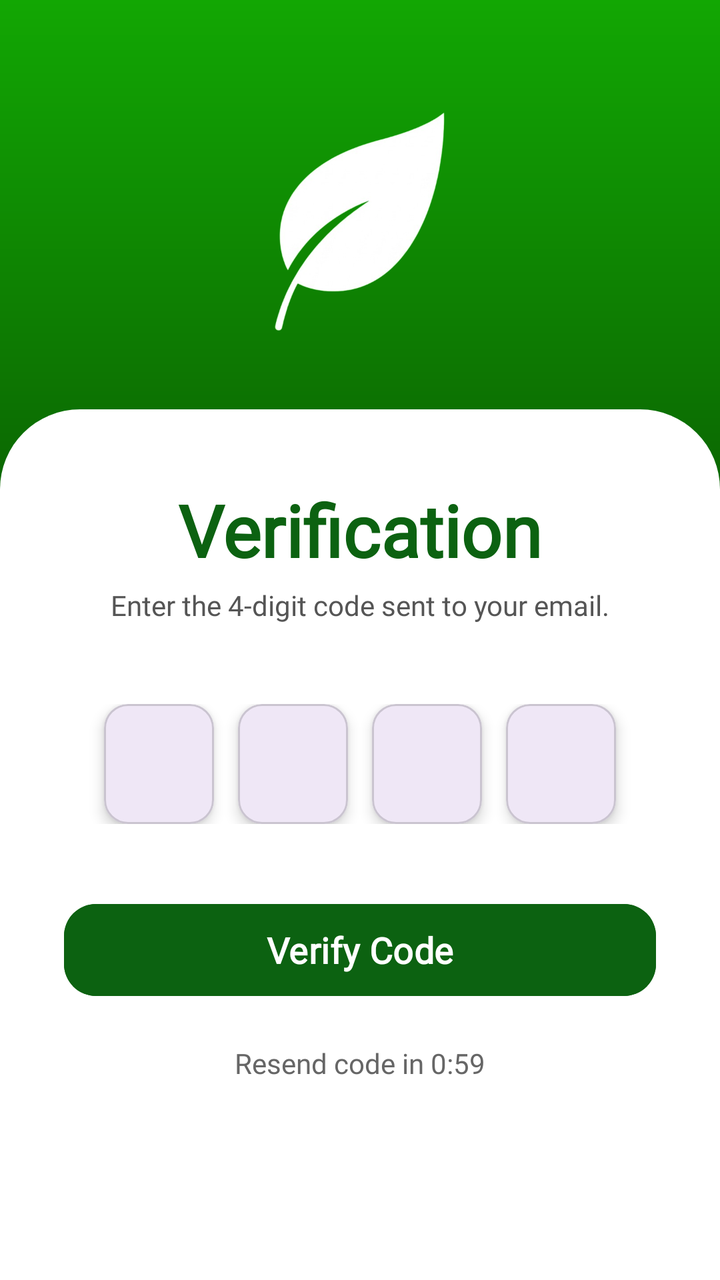
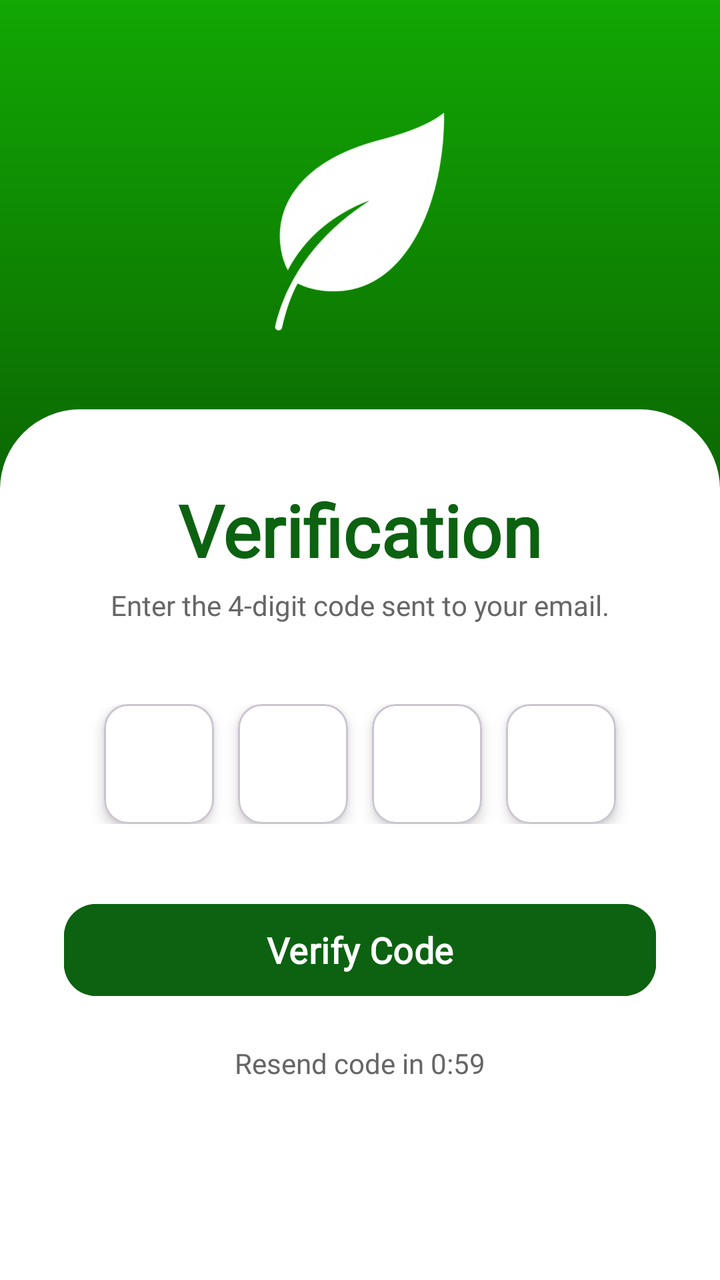

Screens rendered from an Android XML layout before and after an edit, with the pre-edit source and the edit as a unified diff.
<!-- AndroidManifest.xml: application theme Theme.SmartGrow -->
<!-- res/layout/activity_verify_otp.xml -->
<?xml version="1.0" encoding="utf-8"?>
<androidx.constraintlayout.widget.ConstraintLayout
    xmlns:android="http://schemas.android.com/apk/res/android"
    xmlns:app="http://schemas.android.com/apk/res-auto"
    android:layout_width="match_parent"
    android:layout_height="match_parent"
    android:background="@drawable/gradient_splash_bg">

    <FrameLayout
        android:id="@+id/layout_top_logo"
        android:layout_width="match_parent"
        android:layout_height="0dp"
        app:layout_constraintHeight_percent="0.35"
        app:layout_constraintTop_toTopOf="parent"
        app:layout_constraintStart_toStartOf="parent"
        app:layout_constraintEnd_toEndOf="parent">

        <ImageView
            android:id="@+id/img_otp_logo"
            android:layout_width="120dp"
            android:layout_height="120dp"
            android:layout_gravity="center"
            android:src="@drawable/smartgrow_logo" />
    </FrameLayout>

    <androidx.core.widget.NestedScrollView
        android:layout_width="match_parent"
        android:layout_height="0dp"
        android:background="@drawable/white_card_top_rounded"
        android:fillViewport="true"
        app:layout_constraintHeight_percent="0.68"
        app:layout_constraintBottom_toBottomOf="parent"
        app:layout_constraintStart_toStartOf="parent"
        app:layout_constraintEnd_toEndOf="parent">

        <androidx.constraintlayout.widget.ConstraintLayout
            android:layout_width="match_parent"
            android:layout_height="wrap_content"
            android:paddingHorizontal="32dp"
            android:paddingTop="36dp"
            android:paddingBottom="24dp">

            <TextView
                android:id="@+id/tv_otp_title"
                android:layout_width="wrap_content"
                android:layout_height="wrap_content"
                android:text="Verification"
                android:textSize="36sp"
                android:fontFamily="@font/poppins"
                android:textStyle="bold"
                android:textColor="#0C6211"
                app:layout_constraintTop_toTopOf="parent"
                app:layout_constraintStart_toStartOf="parent"
                app:layout_constraintEnd_toEndOf="parent" />

            <TextView
                android:id="@+id/tv_otp_subtitle"
                android:layout_width="match_parent"
                android:layout_height="wrap_content"
                android:text="Enter the 4-digit code sent to your email."
                android:textSize="14sp"
                android:fontFamily="@font/poppins"
                android:textColor="#555555"
                android:gravity="center"
                android:layout_marginTop="4dp"
                app:layout_constraintTop_toBottomOf="@id/tv_otp_title" />

            <LinearLayout
                android:id="@+id/layout_otp_boxes"
                android:layout_width="match_parent"
                android:layout_height="60dp"
                android:orientation="horizontal"
                android:gravity="center"
                android:layout_marginTop="40dp"
                app:layout_constraintTop_toBottomOf="@id/tv_otp_subtitle">

                <com.google.android.material.card.MaterialCardView
                    android:layout_width="55dp"
                    android:layout_height="match_parent"
                    android:layout_marginHorizontal="6dp"
                    app:cardElevation="4dp"
                    app:cardCornerRadius="12dp">
                    <EditText
                        android:id="@+id/et_otp_1"
                        android:layout_width="match_parent"
                        android:layout_height="match_parent"
                        android:background="@null"
                        android:gravity="center"
                        android:inputType="number"
                        android:maxLength="1"
                        android:textSize="20sp"
                        android:textStyle="bold"
                        android:textColor="#333333"/>
                </com.google.android.material.card.MaterialCardView>

                <com.google.android.material.card.MaterialCardView
                    android:layout_width="55dp"
                    android:layout_height="match_parent"
                    android:layout_marginHorizontal="6dp"
                    app:cardElevation="4dp"
                    app:cardCornerRadius="12dp">
                    <EditText
                        android:id="@+id/et_otp_2"
                        android:layout_width="match_parent"
                        android:layout_height="match_parent"
                        android:background="@null"
                        android:gravity="center"
                        android:inputType="number"
                        android:maxLength="1"
                        android:textSize="20sp"
                        android:textStyle="bold"
                        android:textColor="#333333"/>
                </com.google.android.material.card.MaterialCardView>

                <com.google.android.material.card.MaterialCardView
                    android:layout_width="55dp"
                    android:layout_height="match_parent"
                    android:layout_marginHorizontal="6dp"
                    app:cardElevation="4dp"
                    app:cardCornerRadius="12dp">
                    <EditText
                        android:id="@+id/et_otp_3"
                        android:layout_width="match_parent"
                        android:layout_height="match_parent"
                        android:background="@null"
                        android:gravity="center"
                        android:inputType="number"
                        android:maxLength="1"
                        android:textSize="20sp"
                        android:textStyle="bold"
                        android:textColor="#333333"/>
                </com.google.android.material.card.MaterialCardView>

                <com.google.android.material.card.MaterialCardView
                    android:layout_width="55dp"
                    android:layout_height="match_parent"
                    android:layout_marginHorizontal="6dp"
                    app:cardElevation="4dp"
                    app:cardCornerRadius="12dp">
                    <EditText
                        android:id="@+id/et_otp_4"
                        android:layout_width="match_parent"
                        android:layout_height="match_parent"
                        android:background="@null"
                        android:gravity="center"
                        android:inputType="number"
                        android:maxLength="1"
                        android:textSize="20sp"
                        android:textStyle="bold"
                        android:textColor="#333333"/>
                </com.google.android.material.card.MaterialCardView>
            </LinearLayout>

            <com.google.android.material.button.MaterialButton
                android:id="@+id/btn_verify_code"
                android:layout_width="match_parent"
                android:layout_height="54dp"
                android:text="Verify Code"
                android:textSize="18sp"
                android:fontFamily="@font/poppins"
                android:textStyle="bold"
                android:textColor="@color/white"
                android:backgroundTint="#0C6211"
                app:cornerRadius="16dp"
                android:layout_marginTop="36dp"
                app:layout_constraintTop_toBottomOf="@id/layout_otp_boxes" />

            <TextView
                android:id="@+id/tv_resend_timer"
                android:layout_width="wrap_content"
                android:layout_height="wrap_content"
                android:text="Resend code in 0:59"
                android:textColor="#666666"
                android:fontFamily="@font/poppins"
                android:textSize="14sp"
                android:layout_marginTop="20dp"
                app:layout_constraintTop_toBottomOf="@id/btn_verify_code"
                app:layout_constraintStart_toStartOf="parent"
                app:layout_constraintEnd_toEndOf="parent" />

        </androidx.constraintlayout.widget.ConstraintLayout>
    </androidx.core.widget.NestedScrollView>
</androidx.constraintlayout.widget.ConstraintLayout>
<!-- resources referenced by this layout -->
<resources>
  <color name="white">#FFFFFFFF</color>
  <!-- drawable gradient_splash_bg (drawable) -->
  <?xml version="1.0" encoding="utf-8"?>
  <shape xmlns:android="http://schemas.android.com/apk/res/android"
      android:shape="rectangle">
      <gradient
          android:startColor="#12A703"
          android:endColor="#000000"
          android:angle="270" />
  </shape>
  <!-- drawable smartgrow_logo: png bitmap (drawable, 73503 bytes) -->
  <!-- drawable white_card_top_rounded (drawable) -->
  <?xml version="1.0" encoding="utf-8"?>
  <shape xmlns:android="http://schemas.android.com/apk/res/android"
      android:shape="rectangle">
      <solid android:color="#FFFFFF" />
      <corners
          android:topLeftRadius="40dp"
          android:topRightRadius="40dp"
          android:bottomLeftRadius="0dp"
          android:bottomRightRadius="0dp" />
  </shape>
  <style name="Theme.SmartGrow" parent="Base.Theme.SmartGrow" />
  <style name="Base.Theme.SmartGrow" parent="Theme.Material3.DayNight.NoActionBar">
          <item name="android:windowBackground">@android:color/white</item>
          <item name="android:windowDisablePreview">true</item>
  
          
          <item name="android:statusBarColor">#FFFFFF</item>
          <item name="android:windowLightStatusBar">true</item>
  
          
          <item name="android:navigationBarColor">#FFFFFF</item>
          <item name="android:windowLightNavigationBar" tools:targetApi="o">true</item>
  
          <item name="android:windowDrawsSystemBarBackgrounds">true</item>
          <item name="android:windowTranslucentStatus">false</item>
          <item name="android:windowTranslucentNavigation">false</item>
      </style>
</resources>

<!-- the commit's change to res/layout/activity_verify_otp.xml (unified diff, before → after) -->
@@ -48,7 +48,7 @@
                 android:textSize="36sp"
                 android:fontFamily="@font/poppins"
                 android:textStyle="bold"
-                android:textColor="#0C6211"
+                android:textColor="@color/primary_green"
                 app:layout_constraintTop_toTopOf="parent"
                 app:layout_constraintStart_toStartOf="parent"
                 app:layout_constraintEnd_toEndOf="parent" />
@@ -60,7 +60,7 @@
                 android:text="Enter the 4-digit code sent to your email."
                 android:textSize="14sp"
                 android:fontFamily="@font/poppins"
-                android:textColor="#555555"
+                android:textColor="@color/text_secondary"
                 android:gravity="center"
                 android:layout_marginTop="4dp"
                 app:layout_constraintTop_toBottomOf="@id/tv_otp_title" />
@@ -79,7 +79,8 @@
                     android:layout_height="match_parent"
                     android:layout_marginHorizontal="6dp"
                     app:cardElevation="4dp"
-                    app:cardCornerRadius="12dp">
+                    app:cardCornerRadius="12dp"
+                    app:cardBackgroundColor="@color/card_background">
                     <EditText
                         android:id="@+id/et_otp_1"
                         android:layout_width="match_parent"
@@ -90,7 +91,7 @@
                         android:maxLength="1"
                         android:textSize="20sp"
                         android:textStyle="bold"
-                        android:textColor="#333333"/>
+                        android:textColor="@color/text_primary"/>
                 </com.google.android.material.card.MaterialCardView>
 
                 <com.google.android.material.card.MaterialCardView
@@ -98,7 +99,8 @@
                     android:layout_height="match_parent"
                     android:layout_marginHorizontal="6dp"
                     app:cardElevation="4dp"
-                    app:cardCornerRadius="12dp">
+                    app:cardCornerRadius="12dp"
+                    app:cardBackgroundColor="@color/card_background">
                     <EditText
                         android:id="@+id/et_otp_2"
                         android:layout_width="match_parent"
@@ -109,7 +111,7 @@
                         android:maxLength="1"
                         android:textSize="20sp"
                         android:textStyle="bold"
-                        android:textColor="#333333"/>
+                        android:textColor="@color/text_primary"/>
                 </com.google.android.material.card.MaterialCardView>
 
                 <com.google.android.material.card.MaterialCardView
@@ -117,7 +119,8 @@
                     android:layout_height="match_parent"
                     android:layout_marginHorizontal="6dp"
                     app:cardElevation="4dp"
-                    app:cardCornerRadius="12dp">
+                    app:cardCornerRadius="12dp"
+                    app:cardBackgroundColor="@color/card_background">
                     <EditText
                         android:id="@+id/et_otp_3"
                         android:layout_width="match_parent"
@@ -128,7 +131,7 @@
                         android:maxLength="1"
                         android:textSize="20sp"
                         android:textStyle="bold"
-                        android:textColor="#333333"/>
+                        android:textColor="@color/text_primary"/>
                 </com.google.android.material.card.MaterialCardView>
 
                 <com.google.android.material.card.MaterialCardView
@@ -136,7 +139,8 @@
                     android:layout_height="match_parent"
                     android:layout_marginHorizontal="6dp"
                     app:cardElevation="4dp"
-                    app:cardCornerRadius="12dp">
+                    app:cardCornerRadius="12dp"
+                    app:cardBackgroundColor="@color/card_background">
                     <EditText
                         android:id="@+id/et_otp_4"
                         android:layout_width="match_parent"
@@ -147,7 +151,7 @@
                         android:maxLength="1"
                         android:textSize="20sp"
                         android:textStyle="bold"
-                        android:textColor="#333333"/>
+                        android:textColor="@color/text_primary"/>
                 </com.google.android.material.card.MaterialCardView>
             </LinearLayout>
 
@@ -160,7 +164,7 @@
                 android:fontFamily="@font/poppins"
                 android:textStyle="bold"
                 android:textColor="@color/white"
-                android:backgroundTint="#0C6211"
+                android:backgroundTint="@color/primary_green"
                 app:cornerRadius="16dp"
                 android:layout_marginTop="36dp"
                 app:layout_constraintTop_toBottomOf="@id/layout_otp_boxes" />
@@ -170,7 +174,7 @@
                 android:layout_width="wrap_content"
                 android:layout_height="wrap_content"
                 android:text="Resend code in 0:59"
-                android:textColor="#666666"
+                android:textColor="@color/text_secondary"
                 android:fontFamily="@font/poppins"
                 android:textSize="14sp"
                 android:layout_marginTop="20dp"
<!-- resource entries referenced after the edit -->
@@ -1,5 +1,9 @@
 <!-- resources referenced by this layout -->
 <resources>
+  <color name="card_background">#FFFFFF</color>
+  <color name="primary_green">#0C6211</color>
+  <color name="text_primary">#111111</color>
+  <color name="text_secondary">#666666</color>
   <color name="white">#FFFFFFFF</color>
   <!-- drawable gradient_splash_bg (drawable) -->
   <?xml version="1.0" encoding="utf-8"?>
@@ -15,7 +19,7 @@
   <?xml version="1.0" encoding="utf-8"?>
   <shape xmlns:android="http://schemas.android.com/apk/res/android"
       android:shape="rectangle">
-      <solid android:color="#FFFFFF" />
+      <solid android:color="@color/card_background" />
       <corners
           android:topLeftRadius="40dp"
           android:topRightRadius="40dp"
@@ -24,20 +28,21 @@
   </shape>
   <style name="Theme.SmartGrow" parent="Base.Theme.SmartGrow" />
   <style name="Base.Theme.SmartGrow" parent="Theme.Material3.DayNight.NoActionBar">
-          <item name="android:windowBackground">@android:color/white</item>
+          <item name="android:windowBackground">@color/background</item>
           <item name="android:windowDisablePreview">true</item>
   
           
-          <item name="android:statusBarColor">#FFFFFF</item>
+          <item name="android:statusBarColor">@color/background</item>
           <item name="android:windowLightStatusBar">true</item>
   
           
-          <item name="android:navigationBarColor">#FFFFFF</item>
+          <item name="android:navigationBarColor">@color/background</item>
           <item name="android:windowLightNavigationBar" tools:targetApi="o">true</item>
   
           <item name="android:windowDrawsSystemBarBackgrounds">true</item>
           <item name="android:windowTranslucentStatus">false</item>
           <item name="android:windowTranslucentNavigation">false</item>
       </style>
+  <color name="background">#F9FAFA</color>
 </resources>
 
